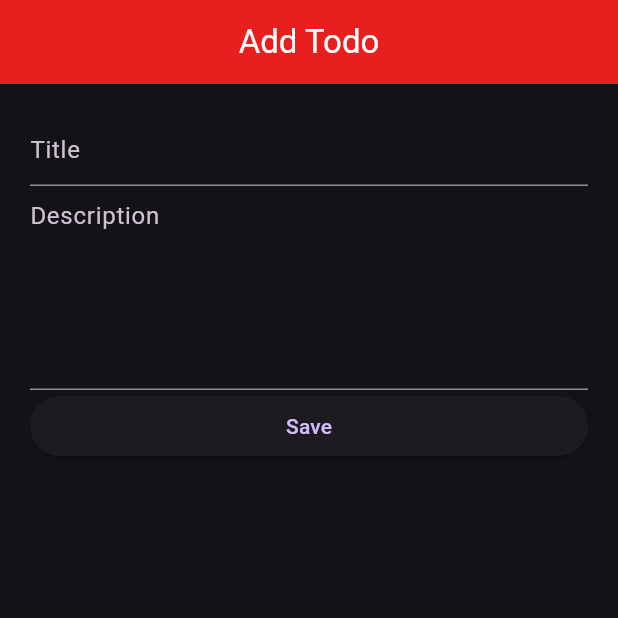
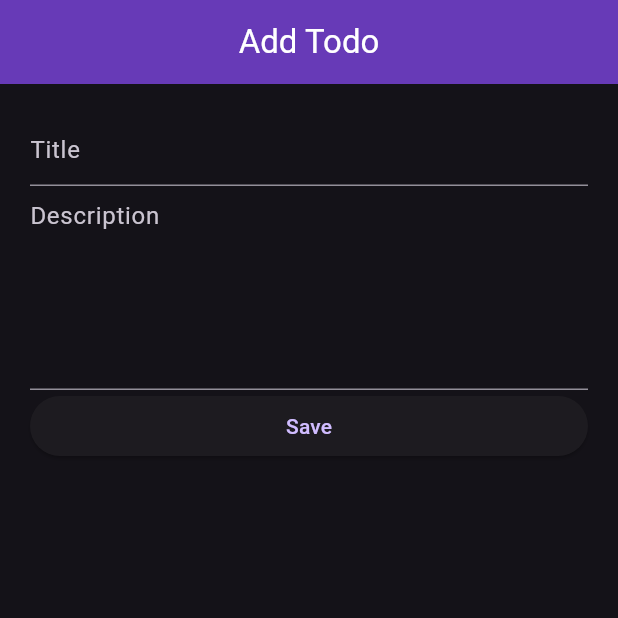
Before and after one commit to shyambista123/Todo-App, a Flutter app: the AddTodoPage screen opened directly, after a tap on "Save", on a phone screen of 412 x 824 dp, the top half of it. Run offline on Flutter 3.47's test engine with Material 3 defaults, Android fonts, the phone set to English and light mode, and no system bars; network calls fail.

```diff
--- a/lib/screens/add_todo.dart
+++ b/lib/screens/add_todo.dart
@@ -1,5 +1,6 @@
 import 'dart:convert';
 
+import 'package:crud_app/screens/todo_list.dart';
 import 'package:flutter/material.dart';
 import 'package:http/http.dart' as http;
 
@@ -20,7 +21,7 @@ class _AddTodoPageState extends State<AddTodoPage> {
       appBar: AppBar(
         title: const Text("Add Todo", style: TextStyle(color: Colors.white)),
         centerTitle: true,
-        backgroundColor: Color.fromARGB(255, 233, 31, 31),
+        backgroundColor: Colors.deepPurple,
       ),
       body: ListView(padding: EdgeInsets.all(20), children: [
         TextField(
@@ -57,6 +58,14 @@ class _AddTodoPageState extends State<AddTodoPage> {
       titleController.text = '';
       descriptionController.text = '';
       showSuccessMessage('Creation Success');
+
+      // naviagte to the todo list page
+      Navigator.of(context).pushReplacement(
+        MaterialPageRoute(
+          builder: (context) => TodoListPage(), // Replace TodoListPage with your actual list page
+        ),
+      );
+
     } else {
       showErrorMessage("Creation Error");
     }
```
Also changed, not shown: lib/screens/todo_list.dart (+13 -2 lines).
